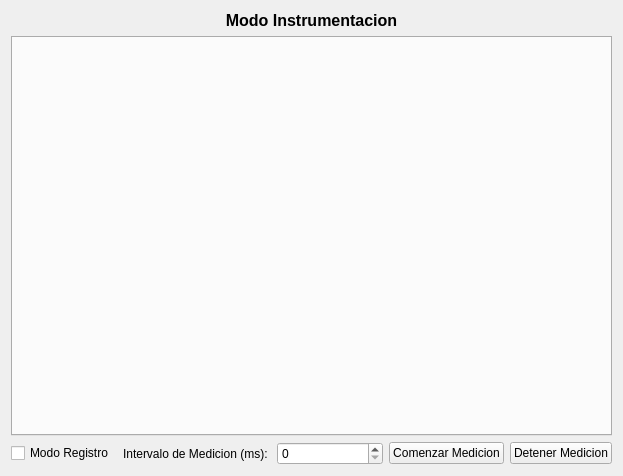
Old version of the form gui/modoOnlineView.ui in the repository SADyCUNGSIDEI/Software.
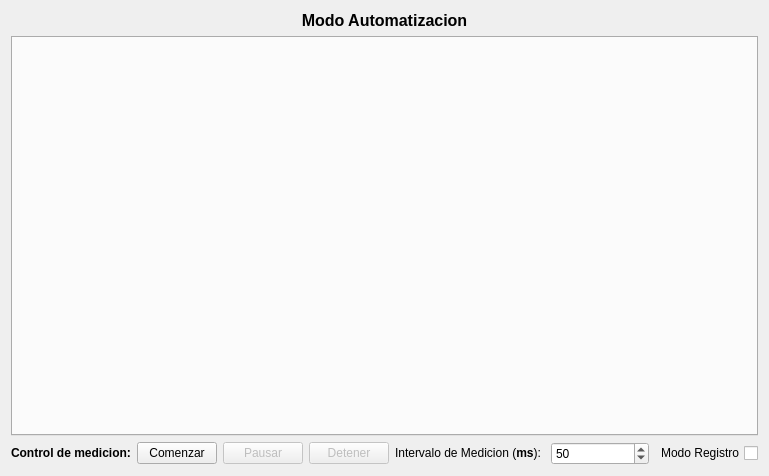
New version of the form.

Commit message: Se agrego la funcionalidad de pausa y detener medicion

What changed in the file:
```diff
--- a/gui/modoOnlineView.ui
+++ b/gui/modoOnlineView.ui
@@ -6,7 +6,7 @@
    <rect>
     <x>0</x>
     <y>0</y>
-    <width>623</width>
+    <width>769</width>
     <height>476</height>
    </rect>
   </property>
@@ -25,8 +25,11 @@
      <property name="sizeConstraint">
       <enum>QLayout::SetMaximumSize</enum>
      </property>
-     <item row="1" column="0" colspan="4">
+     <item row="1" column="0" colspan="5">
       <widget class="QTabWidget" name="tabs">
+       <property name="enabled">
+        <bool>true</bool>
+       </property>
        <property name="tabPosition">
         <enum>QTabWidget::West</enum>
        </property>
@@ -35,48 +38,84 @@
        </property>
       </widget>
      </item>
-     <item row="2" column="1">
+     <item row="3" column="3">
+      <widget class="QSpinBox" name="intervaloSpin">
+       <property name="prefix">
+        <string/>
+       </property>
+       <property name="minimum">
+        <number>1</number>
+       </property>
+       <property name="maximum">
+        <number>10000</number>
+       </property>
+       <property name="value">
+        <number>50</number>
+       </property>
+      </widget>
+     </item>
+     <item row="0" column="0" colspan="5">
+      <widget class="QLabel" name="label_2">
+       <property name="text">
+        <string>&lt;html&gt;&lt;head/&gt;&lt;body&gt;&lt;p&gt;&lt;span style=&quot; font-size:12pt; font-weight:600;&quot;&gt;Modo Automatizacion&lt;/span&gt;&lt;/p&gt;&lt;/body&gt;&lt;/html&gt;</string>
+       </property>
+       <property name="alignment">
+        <set>Qt::AlignCenter</set>
+       </property>
+      </widget>
+     </item>
+     <item row="3" column="2">
       <widget class="QLabel" name="label">
        <property name="text">
-        <string>Intervalo de Medicion (ms): </string>
+        <string>&lt;html&gt;&lt;head/&gt;&lt;body&gt;&lt;p&gt;Intervalo de Medicion (&lt;span style=&quot; font-weight:600;&quot;&gt;ms&lt;/span&gt;): &lt;/p&gt;&lt;/body&gt;&lt;/html&gt;</string>
        </property>
       </widget>
      </item>
-     <item row="2" column="0">
+     <item row="3" column="4">
       <widget class="QCheckBox" name="registroChk">
+       <property name="layoutDirection">
+        <enum>Qt::RightToLeft</enum>
+       </property>
        <property name="text">
         <string>Modo Registro</string>
        </property>
       </widget>
      </item>
-     <item row="2" column="2">
-      <widget class="QSpinBox" name="intervaloSpin"/>
-     </item>
-     <item row="2" column="3">
+     <item row="3" column="1">
       <layout class="QHBoxLayout" name="horizontalLayout">
        <item>
         <widget class="QPushButton" name="comenzarBtt">
          <property name="text">
-          <string>Comenzar Medicion</string>
+          <string>Comenzar</string>
+         </property>
+        </widget>
+       </item>
+       <item>
+        <widget class="QPushButton" name="pausarBtt">
+         <property name="enabled">
+          <bool>false</bool>
+         </property>
+         <property name="text">
+          <string>Pausar</string>
          </property>
         </widget>
        </item>
        <item>
         <widget class="QPushButton" name="detenerBtt">
+         <property name="enabled">
+          <bool>false</bool>
+         </property>
          <property name="text">
-          <string>Detener Medicion</string>
+          <string>Detener</string>
          </property>
         </widget>
        </item>
       </layout>
      </item>
-     <item row="0" column="0" colspan="4">
-      <widget class="QLabel" name="label_2">
+     <item row="3" column="0">
+      <widget class="QLabel" name="label_3">
        <property name="text">
-        <string>&lt;html&gt;&lt;head/&gt;&lt;body&gt;&lt;p&gt;&lt;span style=&quot; font-size:12pt; font-weight:600;&quot;&gt;Modo Instrumentacion&lt;/span&gt;&lt;/p&gt;&lt;/body&gt;&lt;/html&gt;</string>
-       </property>
-       <property name="alignment">
-        <set>Qt::AlignCenter</set>
+        <string>&lt;html&gt;&lt;head/&gt;&lt;body&gt;&lt;p&gt;&lt;span style=&quot; font-weight:600;&quot;&gt;Control de medicion:&lt;/span&gt;&lt;/p&gt;&lt;/body&gt;&lt;/html&gt;</string>
        </property>
       </widget>
      </item>
```
The commit also changes 9 other files.
